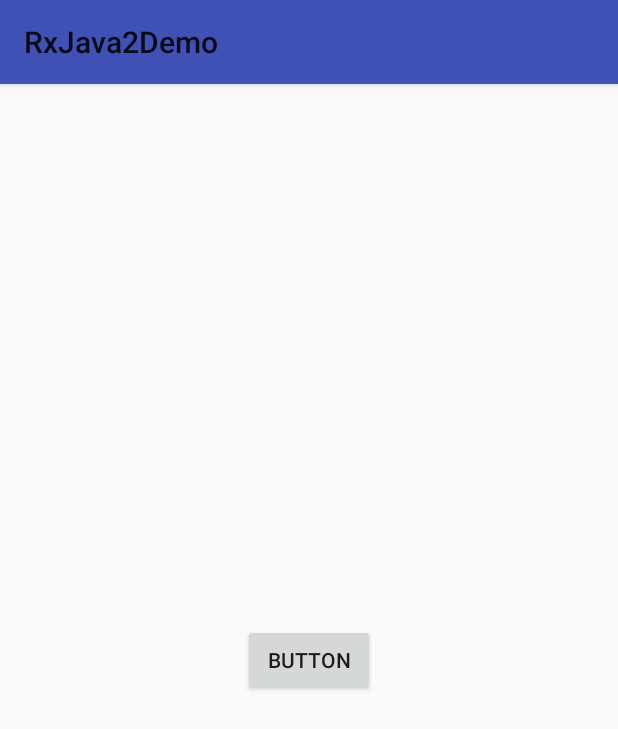
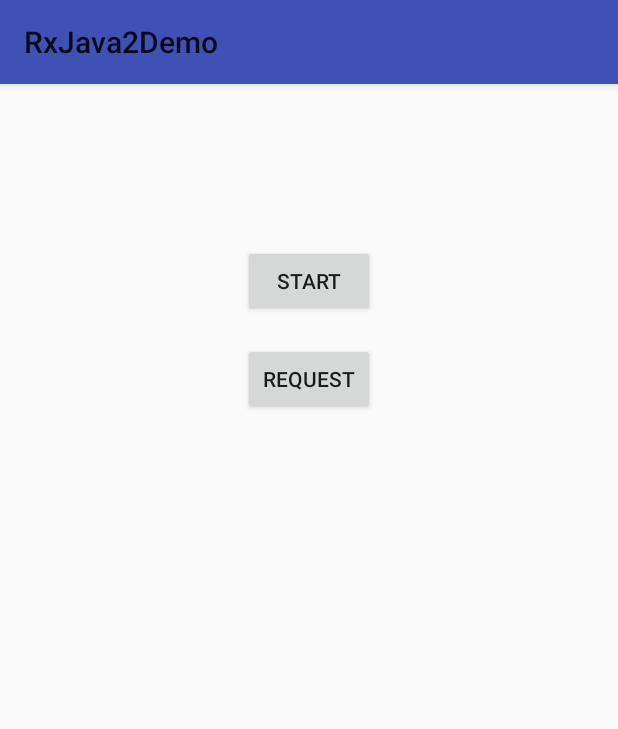
Before and after one commit to ssseasonnn/RxJava2Demo, an Android app: the screen it shows after launch (MainActivity), on a phone screen of 412 x 824 dp. Shown: the top 729 px of the screen. Run offline under Robolectric (Android 15) with nearby library versions, the phone set to English and light mode, and no system bars; our stand-ins replace RxJava.

Commit message:
commit code

```diff
--- a/app/src/main/java/zlc/season/rxjava2demo/MainActivity.java
+++ b/app/src/main/java/zlc/season/rxjava2demo/MainActivity.java
@@ -30,10 +30,17 @@ public class MainActivity extends AppCompatActivity {
         super.onCreate(savedInstanceState);
         setContentView(R.layout.activity_main);
 
-        findViewById(R.id.button).setOnClickListener(new View.OnClickListener() {
+        findViewById(R.id.start).setOnClickListener(new View.OnClickListener() {
             @Override
             public void onClick(View view) {
-                ChapterSeven.demo1();
+                ChapterSeven.demo5();
+            }
+        });
+
+        findViewById(R.id.request).setOnClickListener(new View.OnClickListener() {
+            @Override
+            public void onClick(View v) {
+                ChapterSeven.request(1);
             }
         });
     }
--- a/app/src/main/res/layout/activity_main.xml
+++ b/app/src/main/res/layout/activity_main.xml
@@ -1,6 +1,5 @@
 <?xml version="1.0" encoding="utf-8"?>
-<RelativeLayout
-    xmlns:android="http://schemas.android.com/apk/res/android"
+<RelativeLayout xmlns:android="http://schemas.android.com/apk/res/android"
     xmlns:tools="http://schemas.android.com/tools"
     android:id="@+id/activity_main"
     android:layout_width="match_parent"
@@ -12,11 +11,22 @@
     tools:context="zlc.season.rxjava2demo.MainActivity">
 
     <Button
-        android:id="@+id/button"
+        android:id="@+id/request"
         android:layout_width="wrap_content"
         android:layout_height="wrap_content"
+        android:layout_alignLeft="@+id/start"
+        android:layout_alignStart="@+id/start"
+        android:layout_below="@+id/start"
+        android:layout_marginTop="17dp"
+        android:text="REQUEST" />
+
+    <Button
+        android:id="@+id/start"
+        android:layout_width="wrap_content"
+        android:layout_height="wrap_content"
+        android:layout_alignParentTop="true"
         android:layout_centerHorizontal="true"
-        android:layout_centerVertical="true"
-        android:text="BUTTON"/>
+        android:layout_marginTop="91dp"
+        android:text="START" />
 
 </RelativeLayout>
```
Also changed, not shown: app/src/main/java/zlc/season/rxjava2demo/demo/ChapterEight.java (added, +8 -0 lines), app/src/main/java/zlc/season/rxjava2demo/demo/ChapterSeven.java (+182 -10 lines).
